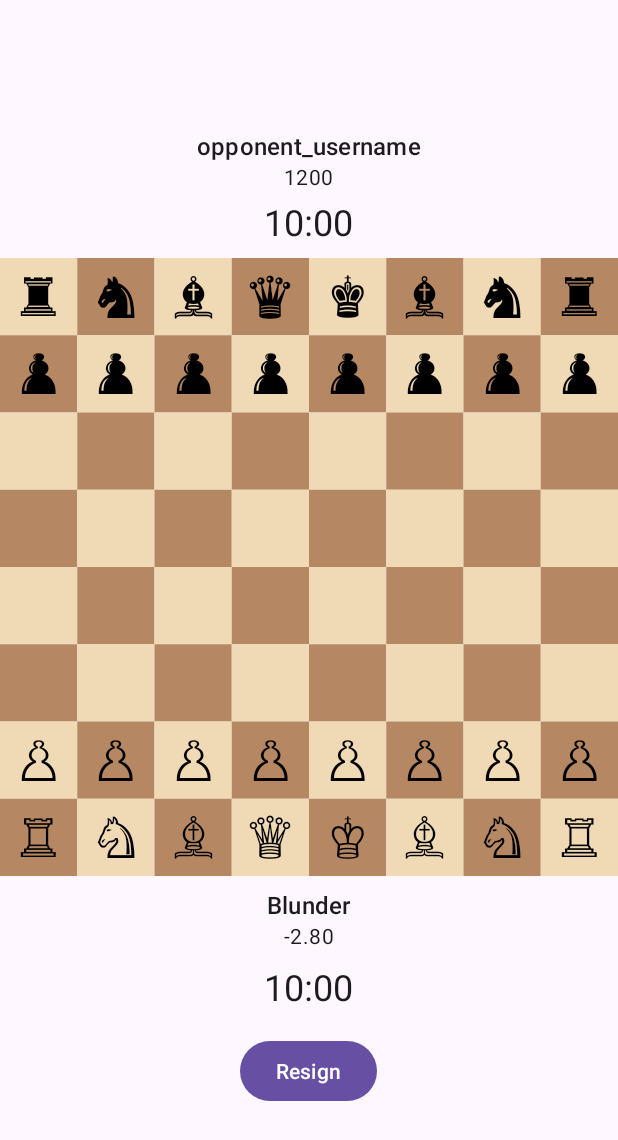
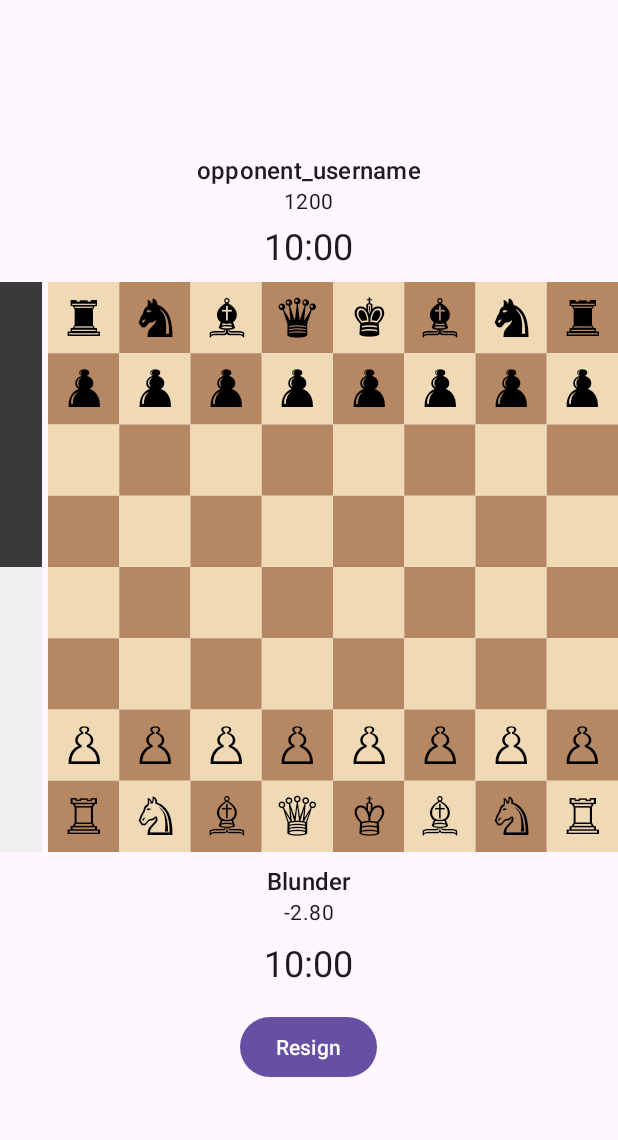
Before and after one commit to Uziel1305/ChessWhisper-Project, an Android app: the layout activity_game.xml on its own in the app's theme, with its tools: preview values and no code run, on a phone screen of 412 x 824 dp. Shown: the top 1140 px of the screen. Run offline under Robolectric (Android 15) with nearby library versions, the light colour scheme and no system bars; network calls fail.

Commit message:
cw-153,cw-154: add Android eval bar support. passed manual tests

```diff
--- /dev/null
+++ b/android/app/src/main/java/com/example/chesswhisper/ui/game/EvalBarModel.java
@@ -0,0 +1,76 @@
+package com.example.chesswhisper.ui.game;
+
+// Every decision the eval bar makes, as plain Java with no Android types, so it
+// is unit-testable on the JVM (see EvalBarModelTest). EvalBarView only draws the
+// state held here.
+//
+// Inputs are always White-perspective, exactly as the server sends them in
+// eval.update: evalCp +250 means White is ahead, mateIn 3 means White mates in
+// 3 and -3 means Black does. Nothing here knows the local player's colour or
+// whether the board is flipped — flipping changes where the view draws things,
+// never what this model says.
+public final class EvalBarModel {
+
+    // The engine facade clamps a forced mate to +-10000 in evalCp. At (or past)
+    // that value the bar is pinned to the end, exactly — not merely very close.
+    static final int MATE_CP = 10000;
+
+    // A mate label is shown only for a mate this short (CW-89's decision); a
+    // longer mate still pins the bar, just without a label.
+    static final int MATE_LABEL_MAX = 5;
+
+    // Lichess's win-probability curve, used here as the bar's S-curve: +200 fills
+    // ~68% for White, +500 ~86%. A linear map across +-10000 would move the bar
+    // 2% for +200, so ordinary evaluations would be invisible.
+    private static final double CURVE = 0.00368208;
+
+    private float whiteFraction = 0.5f;
+    private String mateLabel = null;
+    private boolean mateForWhite = false;
+    private int lastAppliedPly = 0;
+
+    // White's share of the bar, 0..1, for a White-perspective evaluation.
+    static float whiteFraction(int evalCp) {
+        if (evalCp >= MATE_CP) return 1f;
+        if (evalCp <= -MATE_CP) return 0f;
+        return (float) (1.0 / (1.0 + Math.exp(-CURVE * evalCp)));
+    }
+
+    // "M3" for a mate within MATE_LABEL_MAX moves, otherwise null. Never a minus
+    // sign: which side owns the mate is conveyed by where the label is drawn.
+    static String mateLabel(Integer mateIn) {
+        if (mateIn == null) return null;
+        int distance = Math.abs(mateIn);
+        return distance <= MATE_LABEL_MAX ? "M" + distance : null;
+    }
+
+    // Applies one eval.update. Evaluations can arrive out of order (each one is
+    // an independent async engine call on the server), so anything not newer
+    // than what's already shown is ignored — older and duplicate plies alike.
+    // An accepted update replaces fraction and label together, so a label from
+    // an earlier mate never survives an update that doesn't qualify for one.
+    // Returns whether the update was accepted.
+    public boolean apply(int ply, int evalCp, Integer mateIn) {
+        if (ply <= lastAppliedPly) return false;
+        lastAppliedPly = ply;
+        whiteFraction = whiteFraction(evalCp);
+        mateLabel = mateLabel(mateIn);
+        mateForWhite = mateLabel != null && mateIn > 0;
+        return true;
+    }
+
+    public float getWhiteFraction() {
+        return whiteFraction;
+    }
+
+    // null when no label should be shown.
+    public String getMateLabel() {
+        return mateLabel;
+    }
+
+    // Which side's end of the bar the label belongs to. Only meaningful when
+    // getMateLabel() is non-null.
+    public boolean isMateForWhite() {
+        return mateForWhite;
+    }
+}
--- /dev/null
+++ b/android/app/src/main/java/com/example/chesswhisper/ui/game/EvalBarView.java
@@ -0,0 +1,102 @@
+package com.example.chesswhisper.ui.game;
+
+import android.content.Context;
+import android.graphics.Canvas;
+import android.graphics.Paint;
+import android.util.AttributeSet;
+import android.util.TypedValue;
+import android.view.View;
+
+import com.example.chesswhisper.R;
+
+// The evaluation bar beside the board (CW-153). A vertical strip split between
+// White's share and Black's share, plus an "M3"-style label at the mating
+// side's end when a short forced mate is on the board.
+//
+// Every decision — how full, whether there's a label, whose it is, whether an
+// update is stale — lives in EvalBarModel, which is unit-tested on the JVM.
+// This class only draws that state.
+public class EvalBarView extends View {
+
+    private static final float LABEL_TEXT_SP = 11f;
+    private static final float LABEL_PADDING_DP = 4f;
+
+    private final EvalBarModel model = new EvalBarModel();
+    // Mirrors BoardView: false keeps White at the bottom; true (the local player
+    // is Black) puts Black at the bottom. Only where things are drawn changes —
+    // the model's White-perspective values are never re-signed.
+    private boolean flipped = false;
+
+    private final Paint whitePaint = new Paint();
+    private final Paint blackPaint = new Paint();
+    private final Paint labelPaint = new Paint(Paint.ANTI_ALIAS_FLAG);
+    private int labelOnWhite;
+    private int labelOnBlack;
+    private float labelPadding;
+
+    public EvalBarView(Context context) {
+        super(context);
+        init(context);
+    }
+
+    public EvalBarView(Context context, AttributeSet attrs) {
+        super(context, attrs);
+        init(context);
+    }
+
+    private void init(Context context) {
+        whitePaint.setColor(context.getColor(R.color.eval_bar_white));
+        blackPaint.setColor(context.getColor(R.color.eval_bar_black));
+        labelOnWhite = context.getColor(R.color.eval_bar_label_on_white);
+        labelOnBlack = context.getColor(R.color.eval_bar_label_on_black);
+        labelPaint.setTextAlign(Paint.Align.CENTER);
+        labelPaint.setFakeBoldText(true);
+        labelPaint.setTextSize(TypedValue.applyDimension(
+                TypedValue.COMPLEX_UNIT_SP, LABEL_TEXT_SP, getResources().getDisplayMetrics()));
+        labelPadding = TypedValue.applyDimension(
+                TypedValue.COMPLEX_UNIT_DIP, LABEL_PADDING_DP, getResources().getDisplayMetrics());
+    }
+
+    public void setFlipped(boolean flipped) {
+        this.flipped = flipped;
+        invalidate();
+    }
+
+    // One eval.update. Stale (older or duplicate) plies are ignored by the model
+    // and cause no redraw.
+    public void setEval(int ply, int evalCp, Integer mateIn) {
+        if (model.apply(ply, evalCp, mateIn)) {
+            invalidate();
+        }
+    }
+
+    @Override
+    protected void onDraw(Canvas canvas) {
+        super.onDraw(canvas);
+        float width = getWidth();
+        float height = getHeight();
+        float whiteHeight = height * model.getWhiteFraction();
+
+        // Black fills the strip; White's share is laid over it from White's end.
+        canvas.drawRect(0, 0, width, height, blackPaint);
+        if (flipped) {
+            canvas.drawRect(0, 0, width, whiteHeight, whitePaint);          // White at the top
+        } else {
+            canvas.drawRect(0, height - whiteHeight, width, height, whitePaint); // White at the bottom
+        }
+
+        String label = model.getMateLabel();
+        if (label == null) return;
+
+        // The label sits at the mating side's own end — that end is always its
+        // own colour (a mate pins the bar there), so its contrast colour is fixed.
+        boolean forWhite = model.isMateForWhite();
+        labelPaint.setColor(forWhite ? labelOnWhite : labelOnBlack);
+        boolean atBottom = forWhite != flipped;
+        Paint.FontMetrics metrics = labelPaint.getFontMetrics();
+        float baseline = atBottom
+                ? height - labelPadding - metrics.descent
+                : labelPadding - metrics.ascent;
+        canvas.drawText(label, width / 2f, baseline, labelPaint);
+    }
+}
--- a/android/app/src/main/java/com/example/chesswhisper/ui/home/HomeActivity.java
+++ b/android/app/src/main/java/com/example/chesswhisper/ui/home/HomeActivity.java
@@ -75,10 +75,8 @@ public class HomeActivity extends SessionAwareActivity {
                 load();
             }
         });
-        // TEMPORARY — CW-150 manual acceptance only. "classic" until CW-155
-        // adds a real mode picker to this screen; do not commit this as
-        // "feedback". Revert to "classic" before finishing CW-150.
-        playButton.setOnClickListener(v -> viewModel.play("feedback"));
+        // "classic" until CW-155 adds a mode picker to this screen.
+        playButton.setOnClickListener(v -> viewModel.play("classic"));
         load();
     }
     private void load(){
--- a/android/app/src/main/res/layout/activity_game.xml
+++ b/android/app/src/main/res/layout/activity_game.xml
@@ -39,10 +39,32 @@
         tools:text="10:00"
         tools:visibility="visible" />
 
-    <com.example.chesswhisper.ui.game.BoardView
-        android:id="@+id/boardView"
+    <!-- The board, with the eval bar (CW-153) beside it. The bar is GONE outside an
+         eval-mode game, and a GONE child takes no width, so in every other mode the
+         board fills the row exactly as it did before this row existed. The bar's
+         match_parent height inside this wrap_content row is LinearLayout's
+         two-pass case: it is re-measured to the height the square board settled
+         on, so the two always line up without either view knowing the other. -->
+    <LinearLayout
         android:layout_width="match_parent"
-        android:layout_height="wrap_content" />
+        android:layout_height="wrap_content"
+        android:orientation="horizontal">
+
+        <com.example.chesswhisper.ui.game.EvalBarView
+            android:id="@+id/evalBarView"
+            android:layout_width="28dp"
+            android:layout_height="match_parent"
+            android:layout_marginEnd="4dp"
+            android:visibility="gone"
+            tools:visibility="visible" />
+
+        <com.example.chesswhisper.ui.game.BoardView
+            android:id="@+id/boardView"
+            android:layout_width="0dp"
+            android:layout_height="wrap_content"
+            android:layout_weight="1" />
+
+    </LinearLayout>
 
     <!-- Instant-feedback panel (CW-149). GONE outside a feedback-mode game —
          mode is not known until match.found, and classic must show nothing at
--- a/android/app/src/main/res/values/colors.xml
+++ b/android/app/src/main/res/values/colors.xml
@@ -17,4 +17,12 @@
     <color name="feedback_mistake">#FFEF6C00</color>
     <color name="feedback_blunder">#FFC62828</color>
     <color name="feedback_neutral">#FF616161</color>
+
+    <!-- CW-153's eval bar: White's share and Black's share of the bar, plus the
+         mate label's colour on each. A label always sits on its owner's own
+         fill, so each label colour is picked to contrast with that fill. -->
+    <color name="eval_bar_white">#FFF0F0F0</color>
+    <color name="eval_bar_black">#FF3A3A3A</color>
+    <color name="eval_bar_label_on_white">#FF212121</color>
+    <color name="eval_bar_label_on_black">#FFFAFAFA</color>
 </resources>
```
Also changed, not shown: android/app/src/main/java/com/example/chesswhisper/data/game/GameSocket.java (+7 -0 lines), android/app/src/main/java/com/example/chesswhisper/data/game/model/EvalUpdate.java (added, +15 -0 lines), android/app/src/main/java/com/example/chesswhisper/ui/game/GameActivity.java (+17 -0 lines), 1 other file.
